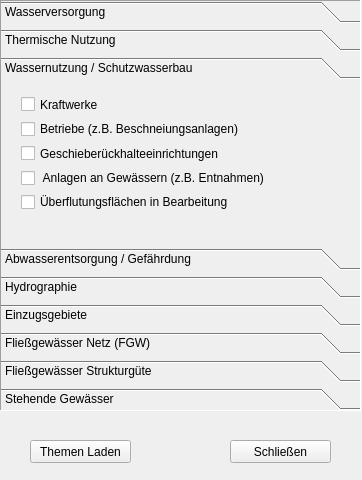
Qt form tools/gui_wasser.ui (klausib/VogisMenu) before a commit.
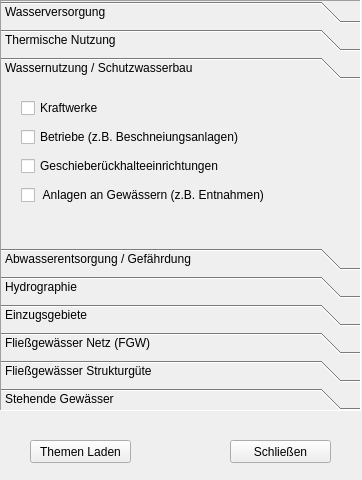
The same form after that commit. The open tabs and pages were chosen to show the change.

Commit message: änderung wasser

```diff
--- a/tools/gui_wasser.ui
+++ b/tools/gui_wasser.ui
@@ -220,16 +220,6 @@
         </attribute>
        </widget>
       </item>
-      <item>
-       <widget class="QCheckBox" name="ckUeberflutungsflaechen">
-        <property name="text">
-         <string>Überflutungsflächen in Bearbeitung</string>
-        </property>
-        <attribute name="buttonGroup">
-         <string>ckButtons</string>
-        </attribute>
-       </widget>
-      </item>
      </layout>
     </widget>
    </widget>
```
Left out of the diff: 10 changed lines with no effect on the pictures. The commit also changes 11 other files.
